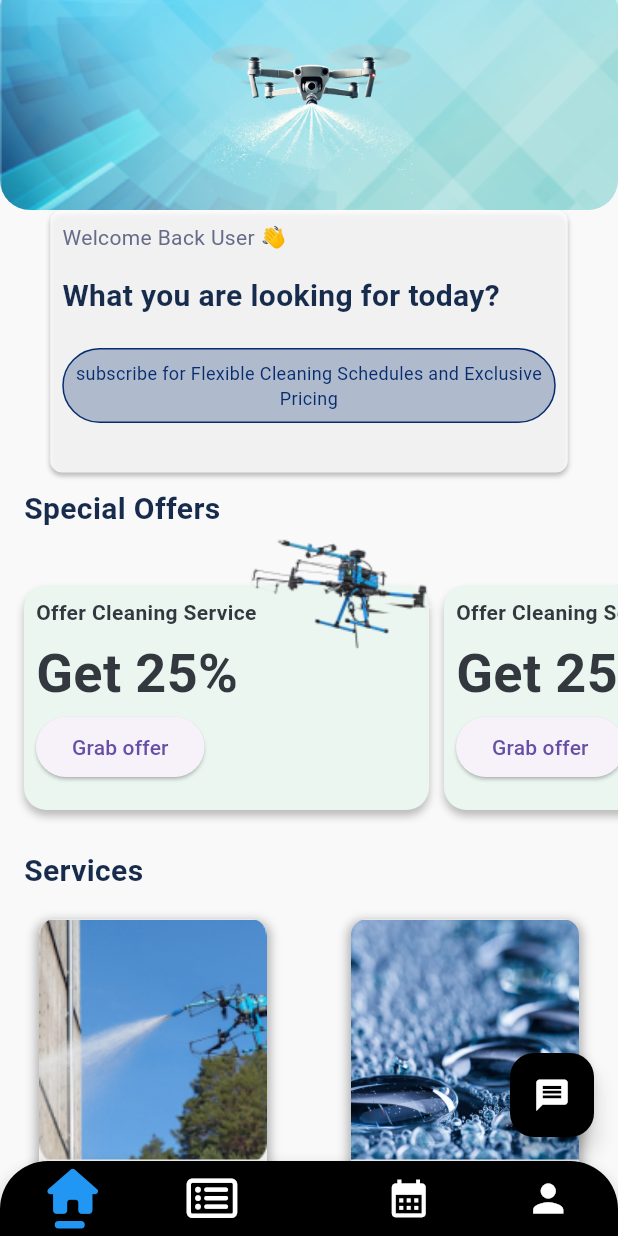
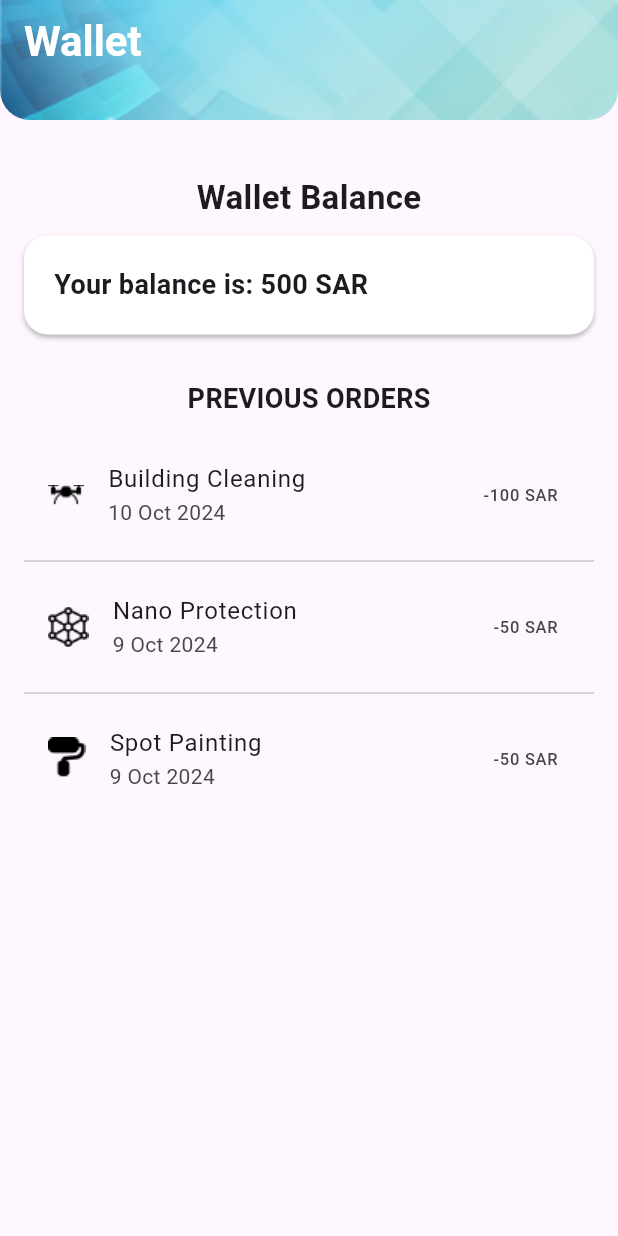
Before and after one commit to Abdulaziz-Alamri/Dronify_app, a Flutter app: the screen it shows after launch, on a phone screen of 412 x 824 dp. Run offline on Flutter 3.47's test engine with Material 3 defaults, Android fonts, the phone set to English and light mode, and no system bars; drawn by our look-alikes of animated_bottom_navigation_bar; our stand-ins replace bloc, flutter_bloc, font_awesome_flutter, image_picker, pinput, sizer.

Commit message:
finshed from wallet

```diff
--- a/apps/dronify/lib/main.dart
+++ b/apps/dronify/lib/main.dart
@@ -5,6 +5,7 @@ import 'package:dronify/Cart/cart_screen.dart';
 import 'package:dronify/Home/home_screen.dart';
 import 'package:dronify/Order/order_screen.dart';
 import 'package:dronify/Subscription/subscription_screen.dart';
+import 'package:dronify/wallet/wallet.dart';
 import 'package:flutter/material.dart';
 import 'package:sizer/sizer.dart';
 
@@ -20,7 +21,7 @@ class MainApp extends StatelessWidget {
     return Sizer(
       builder: (context, orientation, deviceType) {
         return const MaterialApp(
-            debugShowCheckedModeBanner: false, home: BottomNav());
+            debugShowCheckedModeBanner: false, home: Wallet());
       },
     );
   }
--- /dev/null
+++ b/apps/dronify/lib/wallet/wallet.dart
@@ -0,0 +1,117 @@
+import 'package:flutter/material.dart';
+
+class Wallet extends StatelessWidget {
+  const Wallet({super.key});
+
+  @override
+  Widget build(BuildContext context) {
+    return Scaffold(
+      body: CustomScrollView(
+        slivers: [
+          SliverAppBar(
+            expandedHeight: 80.0,
+            flexibleSpace: FlexibleSpaceBar(
+              background: Container(
+                decoration: const BoxDecoration(
+                  image: DecorationImage(
+                    image: AssetImage('assets/appbar1.png'),
+                    fit: BoxFit.cover,
+                  ),
+                  borderRadius: BorderRadius.only(
+                    bottomLeft: Radius.circular(20),
+                    bottomRight: Radius.circular(20),
+                  ),
+                ),
+                child: Align(
+                  alignment: Alignment.bottomCenter,
+                ),
+              ),
+            ),
+            backgroundColor: Colors.transparent,
+            pinned: true,
+            title: Text(
+              'Wallet',
+              style: TextStyle(
+                  fontSize: 28,
+                  fontWeight: FontWeight.bold,
+                  color: Colors.white),
+            ),
+          ),
+          SliverToBoxAdapter(
+            child: Padding(
+              padding: const EdgeInsets.all(16.0),
+              child: Column(
+                children: [
+                  const SizedBox(height: 20),
+                  const Text(
+                    'Wallet Balance',
+                    style: TextStyle(
+                      fontSize: 22,
+                      fontWeight: FontWeight.bold,
+                    ),
+                  ),
+                  const SizedBox(height: 10),
+                  Container(
+                    width: double.infinity,
+                    padding: const EdgeInsets.all(20),
+                    decoration: BoxDecoration(
+                      color: Colors.white,
+                      borderRadius: BorderRadius.circular(16),
+                      boxShadow: [
+                        BoxShadow(
+                          color: Colors.black.withOpacity(0.25),
+                          blurRadius: 2,
+                          offset: const Offset(0, 2),
+                        ),
+                      ],
+                    ),
+                    child: const Text(
+                      'Your balance is: 500 SAR',
+                      style: TextStyle(
+                        fontSize: 18,
+                        fontWeight: FontWeight.w600,
+                      ),
+                    ),
+                  ),
+                  const SizedBox(height: 30),
+                  const Text(
+                    'PREVIOUS ORDERS',
+                    style: TextStyle(
+                      fontSize: 18,
+                      fontWeight: FontWeight.bold,
+                    ),
+                  ),
+                  const SizedBox(height: 15),
+                  Column(
+                    children: [
+                      ListTile(
+                        leading: Image.asset('assets/Vector (12).png'),
+                        title: Text('Building Cleaning'),
+                        subtitle: Text('10 Oct 2024'),
+                        trailing: Text('-100 SAR'),
+                      ),
+                      const Divider(),
+                      ListTile(
+                        leading: Image.asset('assets/Group (1).png'),
+                        title: const Text('Nano Protection'),
+                        subtitle: const Text('9 Oct 2024'),
+                        trailing: const Text('-50 SAR'),
+                      ),
+                      const Divider(),
+                      ListTile(
+                        leading: Image.asset('assets/Group (2).png'),
+                        title: Text('Spot Painting'),
+                        subtitle: Text('9 Oct 2024'),
+                        trailing: Text('-50 SAR'),
+                      ),
+                    ],
+                  ),
+                ],
+              ),
+            ),
+          ),
+        ],
+      ),
+    );
+  }
+}
```
